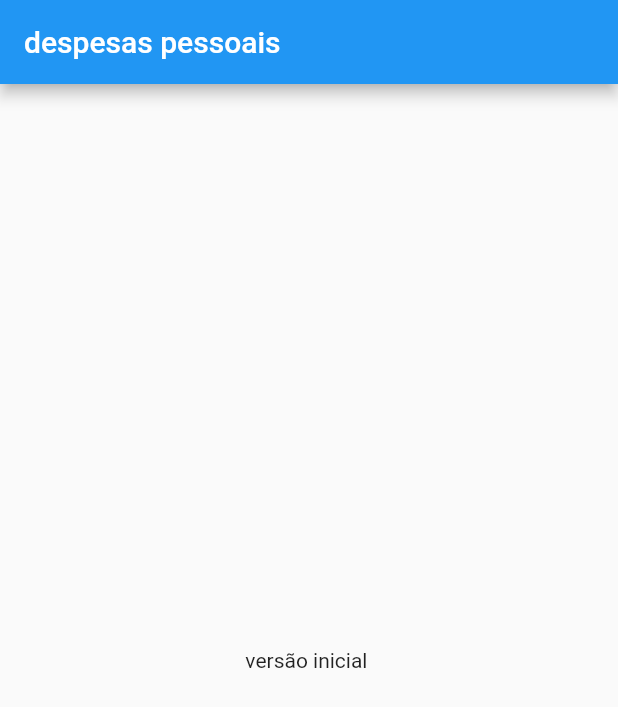
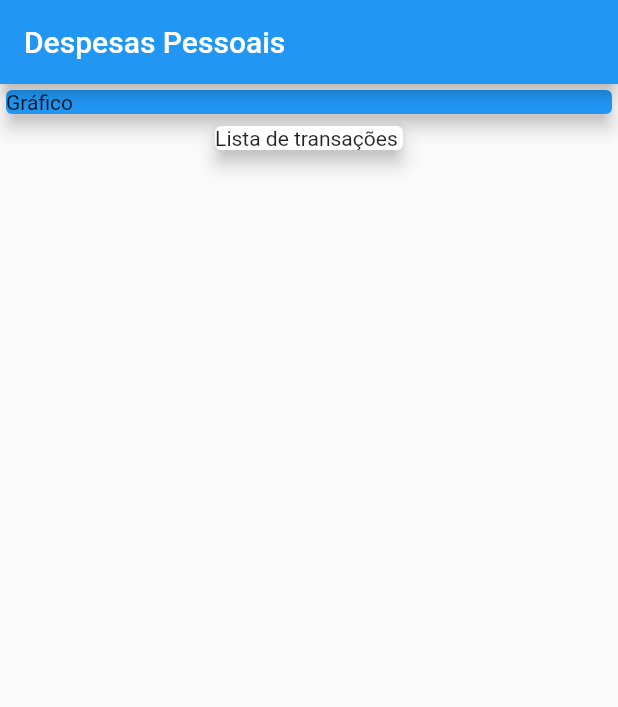
Before and after one commit to guilhermeoliveirac/App_despesas, a Flutter app: the screen it shows after launch, on a phone screen of 412 x 824 dp. Shown: the top 707 px of the screen. Run offline on Flutter 3.47's test engine with Material 2 defaults, Android fonts, the phone set to English and light mode, and no system bars.

Commit message:
adição e formatação do Card Gráfico e Lista de transição

```diff
--- a/lib/main.dart
+++ b/lib/main.dart
@@ -21,10 +21,23 @@ class MyHomePage extends StatelessWidget {
   Widget build(BuildContext context) {
     return Scaffold(
       appBar: AppBar(
-        title: Text('despesas pessoais'),
+        title: Text('Despesas Pessoais'),
 
       ),
-      body: Center(child: Text('versão inicial ')),
+      body: Column(
+        children: [
+          Container(
+            width: double.infinity,
+            child: Card(
+              color: Colors.blue,
+              child: Text('Gráfico'),
+              elevation: 5,
+            ),
+          ),
+          Card(child: Text('Lista de transações '),
+          elevation: 5,)
+        ],
+      )
     );
   }
 }
```
